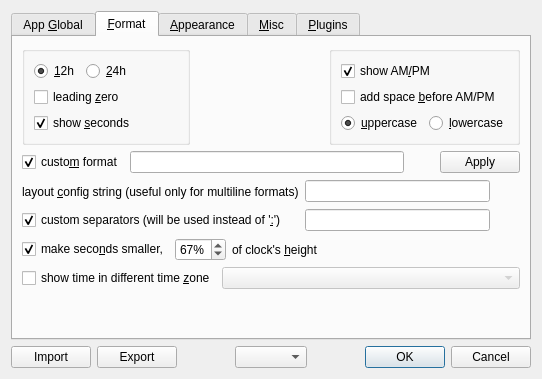
The window that app/gui/settings_dialog.ui (Kolcha/DigitalClock5) describes before a commit, drawn with Qt 5.
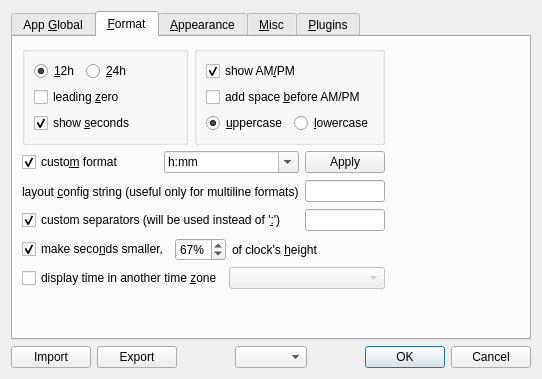
The same window after the commit. The open tabs and pages were chosen to show the change. Icons and pictures are not drawn.

Commit message: improved format settings layout

What changed in the file:
```diff
--- a/app/gui/settings_dialog.ui
+++ b/app/gui/settings_dialog.ui
@@ -6,7 +6,7 @@
    <rect>
     <x>0</x>
     <y>0</y>
-    <width>523</width>
+    <width>505</width>
     <height>361</height>
    </rect>
   </property>
@@ -156,9 +156,42 @@
        <string>&amp;Format</string>
       </attribute>
       <layout class="QGridLayout" name="gridLayout_7">
-       <item row="1" column="0" colspan="3">
+       <item row="1" column="0" colspan="2">
         <layout class="QGridLayout" name="gridLayout_6">
-         <item row="0" column="0" colspan="3">
+         <item row="3" column="1">
+          <widget class="QLineEdit" name="custom_seps_edit">
+           <property name="maximumSize">
+            <size>
+             <width>80</width>
+             <height>16777215</height>
+            </size>
+           </property>
+           <property name="toolTip">
+            <string>replacement characters for ':' in format</string>
+           </property>
+          </widget>
+         </item>
+         <item row="1" column="2">
+          <widget class="QToolButton" name="format_help_btn">
+           <property name="icon">
+            <iconset theme="help-hint"/>
+           </property>
+           <property name="autoRaise">
+            <bool>true</bool>
+           </property>
+          </widget>
+         </item>
+         <item row="2" column="1">
+          <widget class="QLineEdit" name="layout_cfg_edit">
+           <property name="maximumSize">
+            <size>
+             <width>80</width>
+             <height>16777215</height>
+            </size>
+           </property>
+          </widget>
+         </item>
+         <item row="1" column="0">
           <layout class="QHBoxLayout" name="custom_format_layout">
            <item>
             <widget class="QCheckBox" name="use_custom_format">
@@ -171,51 +204,75 @@
             </widget>
            </item>
            <item>
-            <widget class="QLineEdit" name="format_edit"/>
-           </item>
-           <item>
-            <widget class="QToolButton" name="format_help_btn">
-             <property name="icon">
-              <iconset theme="help-hint"/>
-             </property>
-             <property name="autoRaise">
+            <widget class="QComboBox" name="format_edit">
+             <property name="editable">
               <bool>true</bool>
              </property>
-            </widget>
+             <item>
+              <property name="text">
+               <string notr="true">h:mm</string>
+              </property>
            </item>
            <item>
-            <widget class="QPushButton" name="format_apply_btn">
              <property name="text">
-              <string>Apply</string>
-             </property>
+               <string notr="true">hh:mm</string>
+              </property>
+             </item>
+             <item>
+              <property name="text">
+               <string notr="true">hh:mm:ss</string>
+              </property>
+             </item>
+             <item>
+              <property name="text">
+               <string notr="true">h:mmA</string>
+              </property>
+             </item>
+             <item>
+              <property name="text">
+               <string notr="true">hh:mmA</string>
+              </property>
+             </item>
+             <item>
+              <property name="text">
+               <string notr="true">hh:mm:ssA</string>
+              </property>
+             </item>
+             <item>
+              <property name="text">
+               <string notr="true">H:mm</string>
+              </property>
+             </item>
+             <item>
+              <property name="text">
+               <string notr="true">HH:mm</string>
+              </property>
+             </item>
+             <item>
+              <property name="text">
+               <string notr="true">HH:mm:ss</string>
+              </property>
+             </item>
+             <item>
+              <property name="text">
+               <string notr="true">hh\nmm</string>
+              </property>
+             </item>
+             <item>
+              <property name="text">
+               <string notr="true">HH\nmm</string>
+              </property>
+             </item>
+             <item>
+              <property name="text">
+               <string notr="true">hh\nmm\nA</string>
+              </property>
+             </item>
             </widget>
            </item>
           </layout>
          </item>
-         <item row="1" column="0">
-          <widget class="QLabel" name="layout_cfg_label">
-           <property name="text">
-            <string>layout &amp;config string (useful only for multiline formats)</string>
-           </property>
-           <property name="buddy">
-            <cstring>layout_cfg_edit</cstring>
-           </property>
-          </widget>
-         </item>
-         <item row="1" column="1">
-          <widget class="QLineEdit" name="layout_cfg_edit"/>
-         </item>
-         <item row="1" column="2">
-          <widget class="QToolButton" name="layout_cfg_help_btn">
-           <property name="icon">
-            <iconset theme="help-hint"/>
-           </property>
-           <property name="autoRaise">
-            <bool>true</bool>
-           </property>
-          </widget>
-         </item>
-         <item row="2" column="0">
+         <item row="3" column="0">
           <widget class="QCheckBox" name="use_custom_seps">
            <property name="text">
             <string>custom separators (will be used instead of '&amp;:')</string>
@@ -225,14 +282,7 @@
            </property>
           </widget>
          </item>
-         <item row="2" column="1">
-          <widget class="QLineEdit" name="custom_seps_edit">
-           <property name="toolTip">
-            <string>replacement characters for ':' in format</string>
-           </property>
-          </widget>
-         </item>
-         <item row="2" column="2">
+         <item row="3" column="2">
           <widget class="QToolButton" name="custom_seps_help_btn">
            <property name="icon">
             <iconset theme="help-hint"/>
@@ -242,7 +292,7 @@
            </property>
           </widget>
          </item>
-         <item row="3" column="0" colspan="3">
+         <item row="4" column="0" colspan="2">
           <layout class="QHBoxLayout" name="smaller_seconds_layout" stretch="0,0,1">
            <item>
             <widget class="QCheckBox" name="smaller_seconds">
@@ -279,12 +329,39 @@
            </item>
           </layout>
          </item>
-         <item row="4" column="0" colspan="3">
+         <item row="2" column="2">
+          <widget class="QToolButton" name="layout_cfg_help_btn">
+           <property name="icon">
+            <iconset theme="help-hint"/>
+           </property>
+           <property name="autoRaise">
+            <bool>true</bool>
+           </property>
+          </widget>
+         </item>
+         <item row="2" column="0">
+          <widget class="QLabel" name="layout_cfg_label">
+           <property name="text">
+            <string>layout &amp;config string (useful only for multiline formats)</string>
+           </property>
+           <property name="buddy">
+            <cstring>layout_cfg_edit</cstring>
+           </property>
+          </widget>
+         </item>
+         <item row="1" column="1">
+          <widget class="QPushButton" name="format_apply_btn">
+           <property name="text">
+            <string>Apply</string>
+           </property>
+          </widget>
+         </item>
+         <item row="5" column="0" colspan="2">
           <layout class="QHBoxLayout" name="time_zone_layout">
            <item>
             <widget class="QCheckBox" name="use_time_zone">
              <property name="text">
-              <string>show time in different time &amp;zone</string>
+              <string>display time in another time &amp;zone</string>
              </property>
             </widget>
            </item>
@@ -303,22 +380,9 @@
            </item>
           </layout>
          </item>
-        </layout>
-       </item>
-       <item row="0" column="1">
-        <spacer name="horizontalSpacer_4">
-         <property name="orientation">
-          <enum>Qt::Orientation::Horizontal</enum>
-         </property>
-         <property name="sizeHint" stdset="0">
-          <size>
-           <width>64</width>
-           <height>20</height>
-          </size>
-         </property>
-        </spacer>
-       </item>
-       <item row="0" column="0">
+         <item row="0" column="0" colspan="2">
+          <layout class="QHBoxLayout" name="horizontalLayout_4">
+           <item>
         <widget class="QGroupBox" name="format_group">
          <layout class="QGridLayout" name="gridLayout">
           <item row="0" column="0">
@@ -331,26 +395,6 @@
             </property>
            </widget>
           </item>
-          <item row="0" column="1">
-           <widget class="QRadioButton" name="rb_24h">
-            <property name="text">
-             <string>&amp;24h</string>
-            </property>
-           </widget>
-          </item>
-          <item row="0" column="2">
-           <spacer name="horizontalSpacer_3">
-            <property name="orientation">
-             <enum>Qt::Orientation::Horizontal</enum>
-            </property>
-            <property name="sizeHint" stdset="0">
-             <size>
-              <width>40</width>
-              <height>20</height>
-             </size>
-            </property>
-           </spacer>
-          </item>
           <item row="1" column="0" colspan="3">
            <widget class="QCheckBox" name="leading_zero">
             <property name="text">
@@ -368,10 +412,30 @@
             </property>
            </widget>
           </item>
-         </layout>
+              <item row="0" column="1">
+               <widget class="QRadioButton" name="rb_24h">
+                <property name="text">
+                 <string>&amp;24h</string>
+                </property>
         </widget>
        </item>
        <item row="0" column="2">
+               <spacer name="horizontalSpacer_3">
+                <property name="orientation">
+                 <enum>Qt::Orientation::Horizontal</enum>
+                </property>
+                <property name="sizeHint" stdset="0">
+                 <size>
+                  <width>10</width>
+                  <height>20</height>
+                 </size>
+                </property>
+               </spacer>
+              </item>
+             </layout>
+            </widget>
+           </item>
+           <item>
         <widget class="QGroupBox" name="am_pm_group">
          <layout class="QGridLayout" name="am_pm_group_layout">
           <item row="0" column="0" colspan="2">
@@ -411,6 +475,23 @@
          </layout>
         </widget>
        </item>
+          </layout>
+         </item>
+         <item row="5" column="2">
+          <widget class="QToolButton" name="multi_timezone_help_btn">
+           <property name="enabled">
+            <bool>false</bool>
+           </property>
+           <property name="icon">
+            <iconset theme="help-hint"/>
+           </property>
+           <property name="autoRaise">
+            <bool>true</bool>
+           </property>
+          </widget>
+         </item>
+        </layout>
+       </item>
        <item row="2" column="0">
         <spacer name="verticalSpacer_2">
          <property name="orientation">
@@ -424,6 +505,19 @@
          </property>
         </spacer>
        </item>
+       <item row="1" column="2">
+        <spacer name="horizontalSpacer_5">
+         <property name="orientation">
+          <enum>Qt::Orientation::Horizontal</enum>
+         </property>
+         <property name="sizeHint" stdset="0">
+          <size>
+           <width>10</width>
+           <height>20</height>
+          </size>
+         </property>
+        </spacer>
+       </item>
       </layout>
      </widget>
      <widget class="QWidget" name="appearance_tab">
```
Left out of the diff: 100 changed lines with no effect on the pictures. Lines whose indentation alone changed are shown as unchanged. The commit also changes 2 other files.
